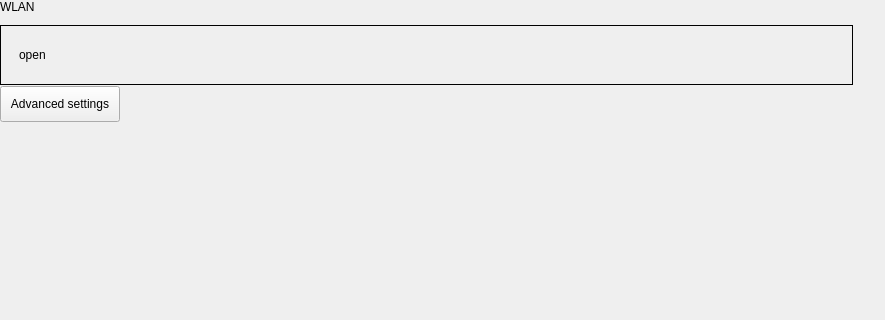
First picture: the form in plugins/network/wlanconnect/wlanconnect.ui, repository ukui/ukui-control-center, before the edit; both pictures show x 0 to 885 and y 0 to 320 of the 885 by 700 pixel window.
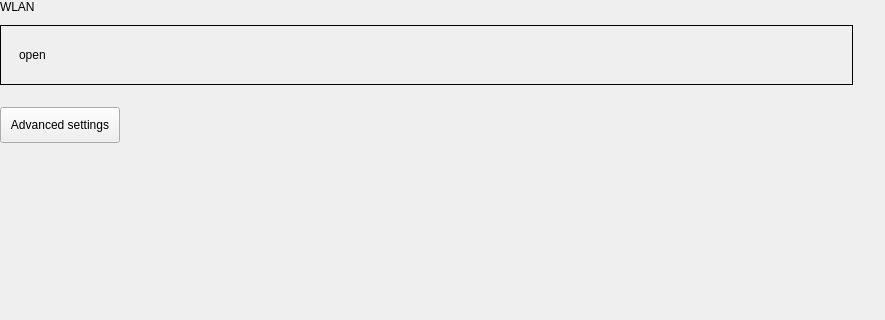
Second picture: the form after the edit. Custom widgets are drawn as their Qt base class.

Diff of the .ui file:
```diff
--- a/plugins/network/wlanconnect/wlanconnect.ui
+++ b/plugins/network/wlanconnect/wlanconnect.ui
@@ -124,6 +124,22 @@
        </property>
       </layout>
      </item>
+     <item>
+      <spacer name="verticalSpacer">
+       <property name="orientation">
+        <enum>Qt::Vertical</enum>
+       </property>
+       <property name="sizeType">
+        <enum>QSizePolicy::Fixed</enum>
+       </property>
+       <property name="sizeHint" stdset="0">
+        <size>
+         <width>20</width>
+         <height>21</height>
+        </size>
+       </property>
+      </spacer>
+     </item>
      <item>
       <layout class="QHBoxLayout" name="horizontalLayout_10">
        <property name="spacing">
```
